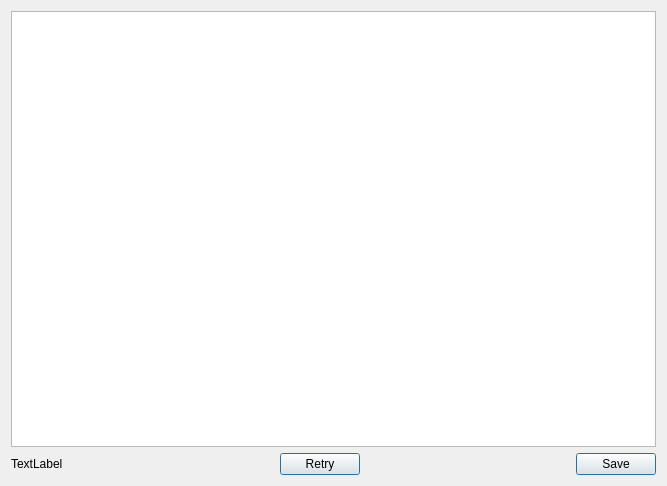
Before: the Qt Designer form src/dialogs/preferences/InitializationFileEditor.ui in radareorg/iaito, drawn with Qt 5.
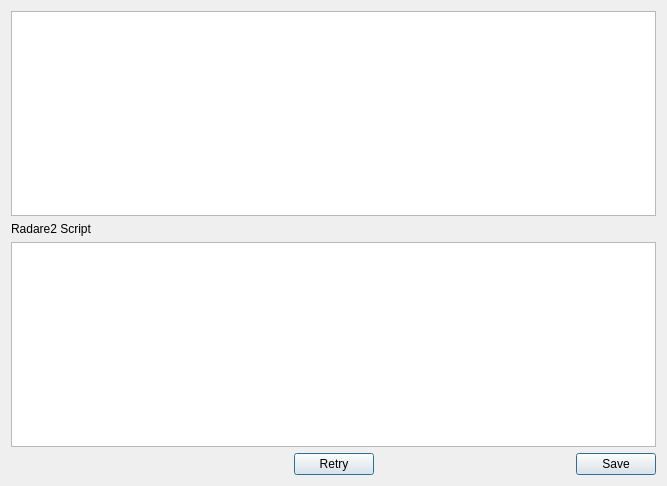
After: the same form once the commit is applied.

Commit message: Add secondary load script and show it in preferences

```diff
--- a/src/dialogs/preferences/InitializationFileEditor.ui
+++ b/src/dialogs/preferences/InitializationFileEditor.ui
@@ -14,14 +14,14 @@
    <string>IaitoRC Editor</string>
   </property>
   <layout class="QGridLayout" name="gridLayout">
-   <item row="1" column="0">
+   <item row="0" column="0">
     <widget class="QLabel" name="cutterRCLoaded">
      <property name="text">
       <string>TextLabel</string>
      </property>
     </widget>
    </item>
-   <item row="1" column="2">
+   <item row="4" column="2">
     <widget class="QDialogButtonBox" name="saveRC">
      <property name="maximumSize">
       <size>
@@ -37,7 +37,17 @@
    <item row="0" column="0" colspan="3">
     <widget class="QPlainTextEdit" name="ConfigFileEdit"/>
    </item>
-   <item row="1" column="1">
+   <item row="2" column="0">
+    <widget class="QLabel" name="cutterRCLoaded">
+     <property name="text">
+      <string>Radare2 Script</string>
+     </property>
+    </widget>
+   </item>
+   <item row="3" column="0" colspan="3">
+    <widget class="QPlainTextEdit" name="ConfigFileEdit2"/>
+   </item>
+   <item row="4" column="1">
     <widget class="QDialogButtonBox" name="executeNow">
      <property name="standardButtons">
       <set>QDialogButtonBox::Retry</set>
```
Left out of the diff: 2 changed lines with no effect on the pictures. The commit also changes 5 other files.
